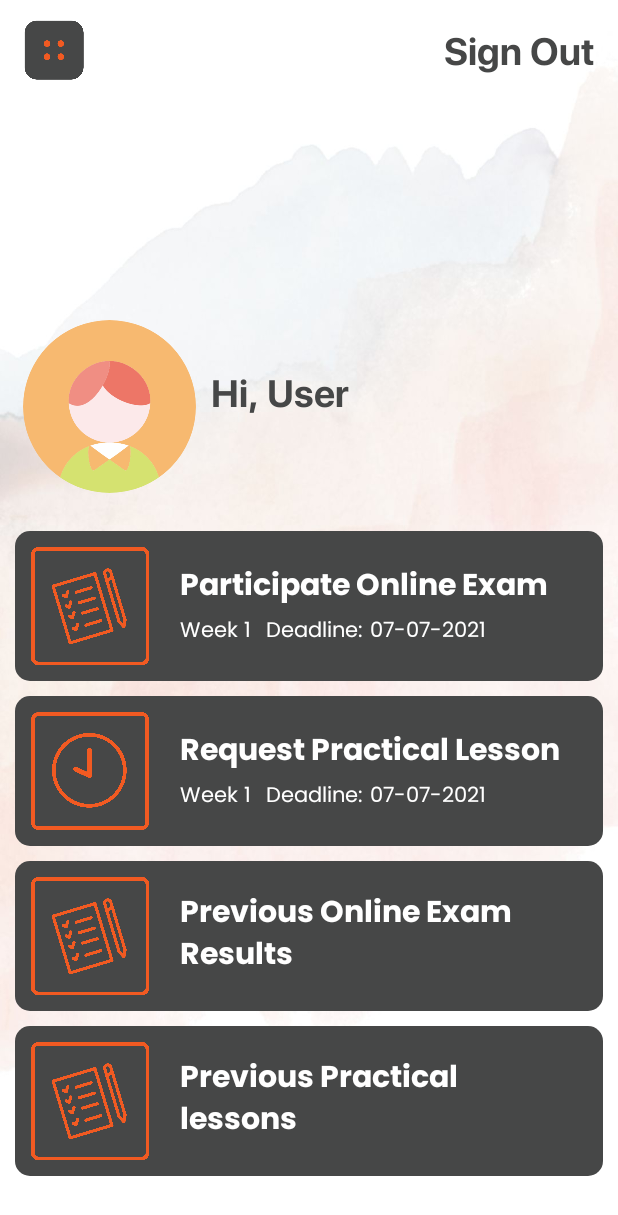
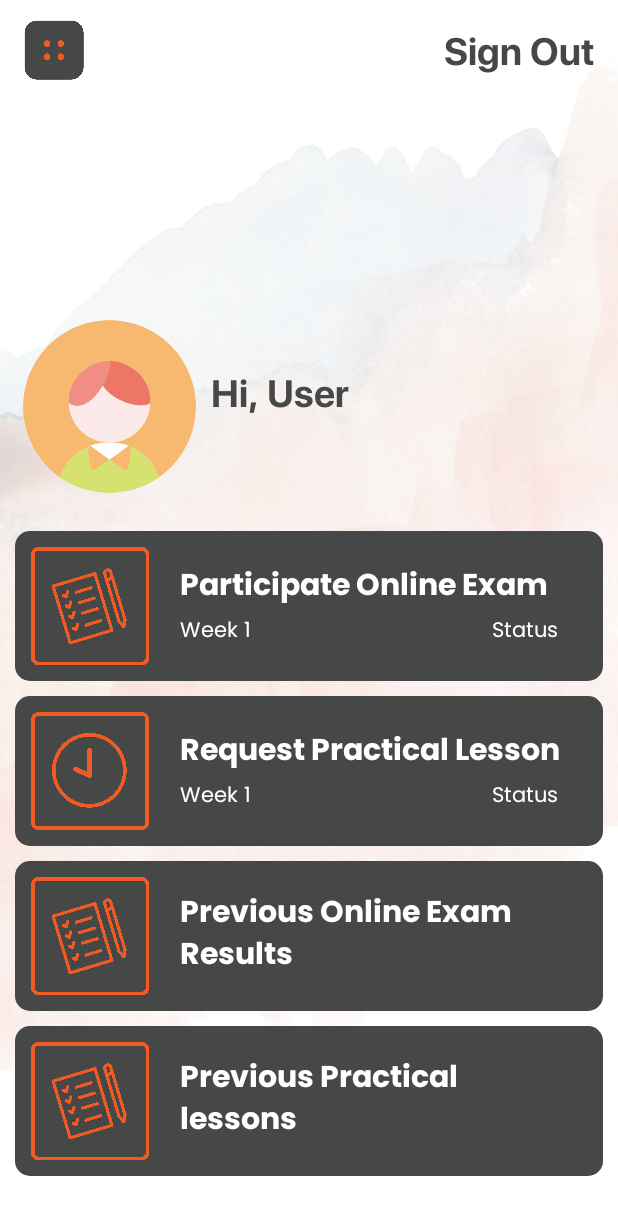
Before and after one commit to SandeepaViduranga/DriverGate, an Android app: the user_dashboard screen opened directly, with no data from a screen before it, on a phone screen of 412 x 824 dp. Shown: the top 1215 px of the screen. Run offline under Robolectric (Android 15) with nearby library versions, the phone set to English and light mode, and no system bars; our stand-ins replace CircleImageView, Firebase (no records; nobody signed in at launch, a user with empty details on screens opened directly).

Commit message:
[feature] User dashboard exam status display implementation

```diff
--- a/app/src/main/res/layout/activity_user_dashboard.xml
+++ b/app/src/main/res/layout/activity_user_dashboard.xml
@@ -118,38 +118,31 @@
                     <LinearLayout
                         android:layout_width="match_parent"
                         android:layout_height="wrap_content"
-                        android:orientation="horizontal">
+                        android:orientation="horizontal"
+                        android:weightSum="4">
 
                         <TextView
-                            android:layout_width="wrap_content"
+                            android:id="@+id/onlineExamWeek"
+                            android:layout_width="match_parent"
                             android:layout_height="wrap_content"
                             android:layout_marginLeft="10dp"
                             android:fontFamily="@font/poppins_regular"
-                            android:gravity="left"
                             android:text="Week 1"
                             android:textColor="@color/white"
-                            android:textSize="14sp" />
+                            android:textSize="14sp"
+                            android:layout_weight="3"/>
 
                         <TextView
-                            android:layout_width="wrap_content"
+                            android:id="@+id/onlineExamStatus"
+                            android:layout_width="match_parent"
                             android:layout_height="wrap_content"
-                            android:layout_marginLeft="10dp"
-                            android:layout_marginRight="5dp"
+                            android:layout_marginRight="30dp"
                             android:fontFamily="@font/poppins_regular"
-                            android:gravity="left"
-                            android:text="Deadline:"
+                            android:gravity="right"
+                            android:text="Status"
                             android:textColor="@color/white"
-                            android:textSize="14sp" />
-
-                        <TextView
-                            android:layout_width="wrap_content"
-                            android:layout_height="wrap_content"
-                            android:layout_marginRight="10dp"
-                            android:fontFamily="@font/poppins_regular"
-                            android:gravity="left"
-                            android:text="07-07-2021"
-                            android:textColor="@color/white"
-                            android:textSize="14sp" />
+                            android:textSize="14sp"
+                            android:layout_weight="1"/>
 
                     </LinearLayout>
 
@@ -200,38 +193,31 @@
                     <LinearLayout
                         android:layout_width="match_parent"
                         android:layout_height="wrap_content"
-                        android:orientation="horizontal">
+                        android:orientation="horizontal"
+                        android:weightSum="4">
 
                         <TextView
-                            android:layout_width="wrap_content"
+                            android:id="@+id/practicalExamWeek"
+                            android:layout_width="match_parent"
                             android:layout_height="wrap_content"
                             android:layout_marginLeft="10dp"
                             android:fontFamily="@font/poppins_regular"
-                            android:gravity="left"
                             android:text="Week 1"
                             android:textColor="@color/white"
-                            android:textSize="14sp" />
+                            android:textSize="14sp"
+                            android:layout_weight="3"/>
 
                         <TextView
-                            android:layout_width="wrap_content"
+                            android:id="@+id/practicalExamStatus"
+                            android:layout_width="match_parent"
                             android:layout_height="wrap_content"
-                            android:layout_marginLeft="10dp"
-                            android:layout_marginRight="5dp"
+                            android:layout_marginRight="30dp"
                             android:fontFamily="@font/poppins_regular"
-                            android:gravity="left"
-                            android:text="Deadline:"
+                            android:gravity="right"
+                            android:text="Status"
                             android:textColor="@color/white"
-                            android:textSize="14sp" />
-
-                        <TextView
-                            android:layout_width="wrap_content"
-                            android:layout_height="wrap_content"
-                            android:layout_marginRight="10dp"
-                            android:fontFamily="@font/poppins_regular"
-                            android:gravity="left"
-                            android:text="07-07-2021"
-                            android:textColor="@color/white"
-                            android:textSize="14sp" />
+                            android:textSize="14sp"
+                            android:layout_weight="1"/>
 
                     </LinearLayout>
 
```
Also changed, not shown: app/src/main/java/com/example/drivergate/Student/user_dashboard.java (+36 -8 lines).
